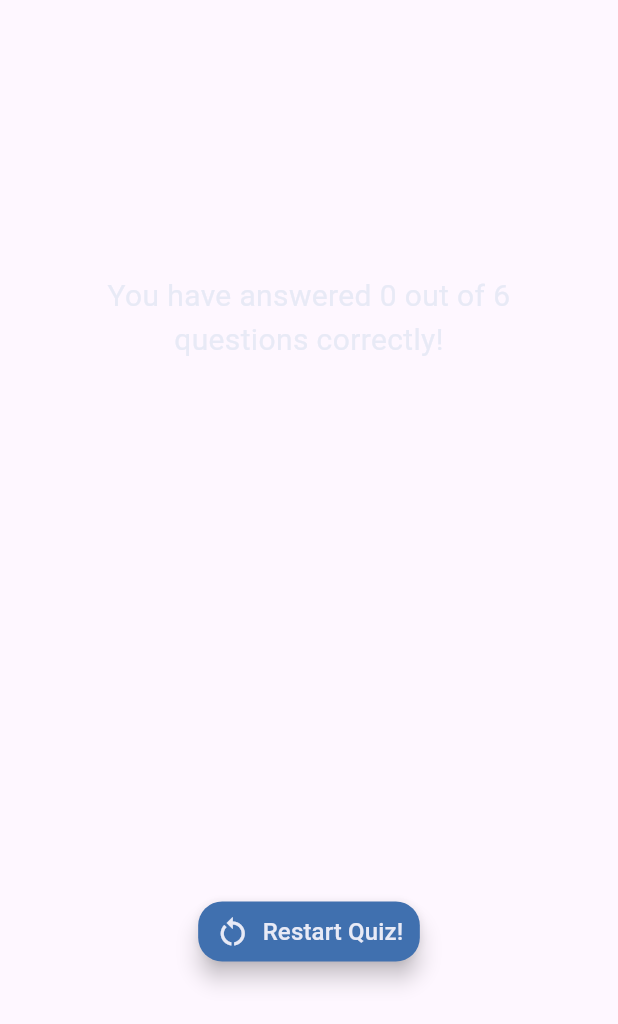
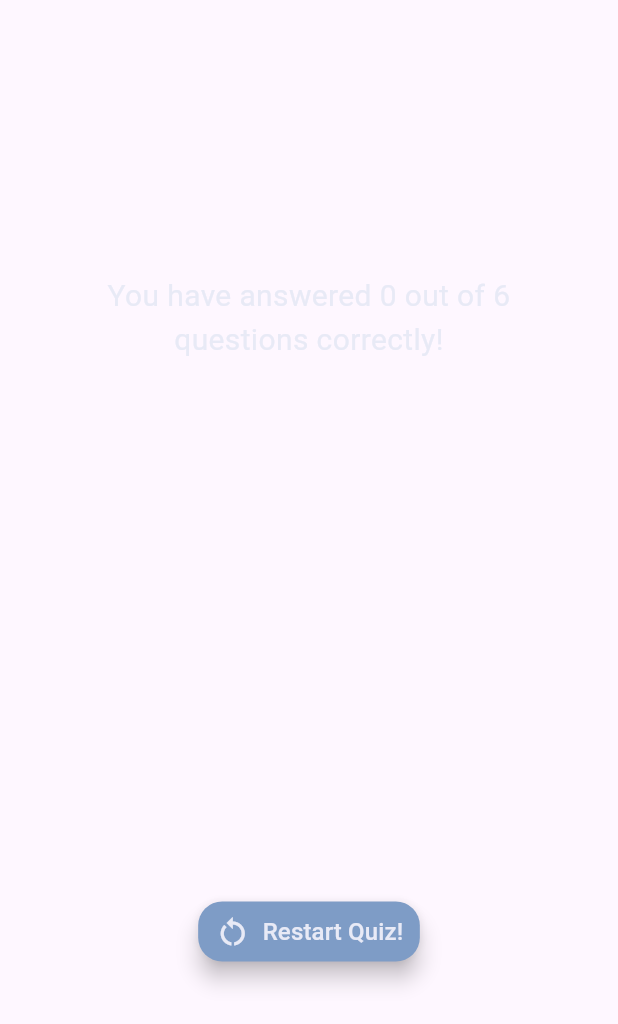
Before and after one commit to Afek-Sakaju/quiz-app, a Flutter app: the ResultsScreen widget shown alone on an empty page, opened directly with empty values, on a phone screen of 412 x 824 dp. Shown: the top 1024 px of the screen. Run offline on Flutter 3.47's test engine with Material 3 defaults, Android fonts, the phone set to English and light mode, and no system bars; our stand-ins replace google_fonts.

Commit message:
changed color for the reset quiz button

```diff
--- a/lib/src/screens/results_screen.dart
+++ b/lib/src/screens/results_screen.dart
@@ -66,7 +66,7 @@ class ResultsScreen extends StatelessWidget {
                     fontSize: 16,
                   ),
                 ),
-                backgroundColor: const Color.fromARGB(255, 64, 112, 175),
+                backgroundColor: const Color.fromARGB(255, 126, 156, 198),
                 extendedPadding: const EdgeInsets.all(11),
               ),
             ),
```
